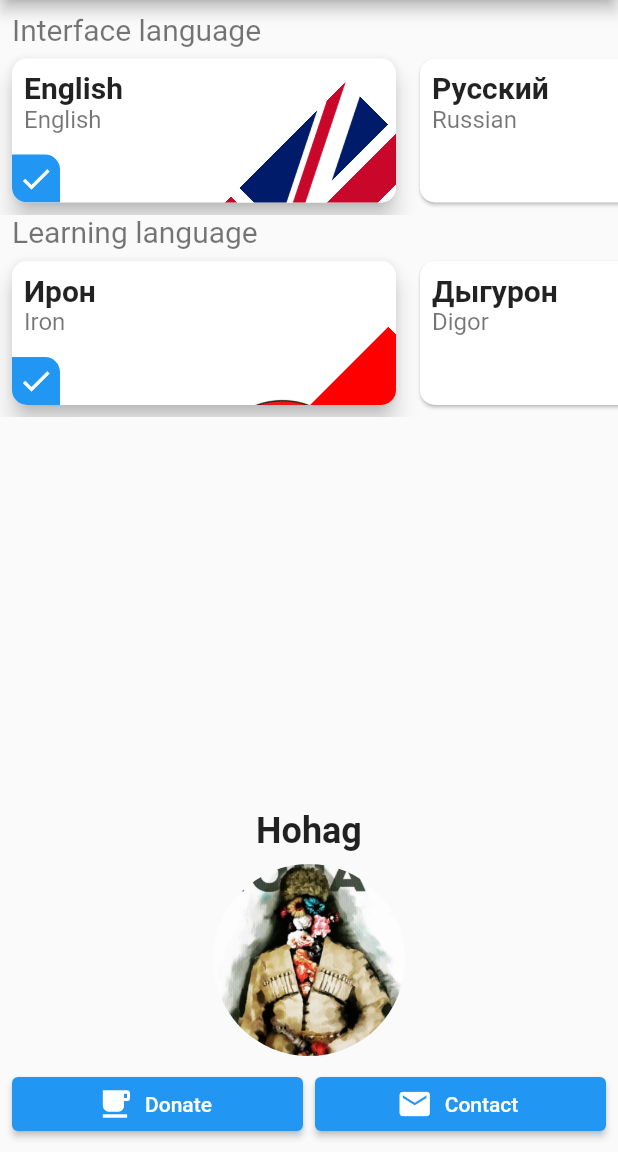
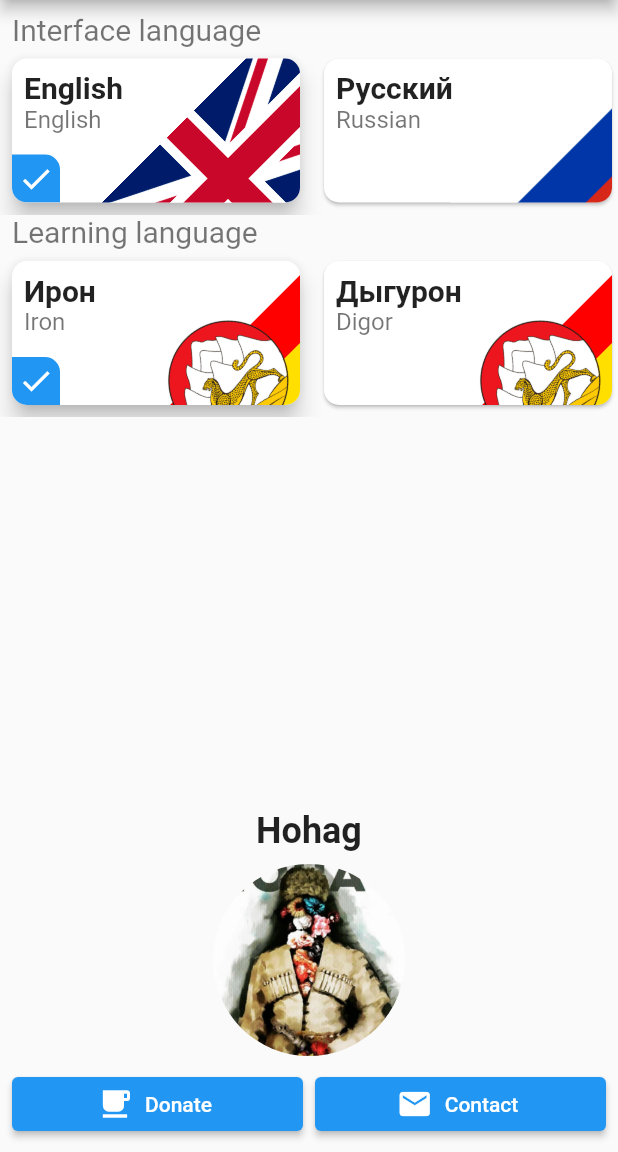
Before and after one commit to raxysstudios/avdan, a Flutter app: the screen it shows after launch, on a phone screen of 412 x 824 dp, the part 84-1236 px from its top. Run offline on Flutter 3.47's test engine with Material 2 defaults, Android fonts, the light colour scheme and no system bars; our stand-ins replace audioplayers, just_audio, shared_preferences.

Commit message:
Fix flag position

```diff
--- a/lib/widgets/language_card.dart
+++ b/lib/widgets/language_card.dart
@@ -22,15 +22,13 @@ class LanguageCard extends StatelessWidget {
       child: InkWell(
         onTap: onTap,
         child: Container(
-          width: 256,
+          width: 192,
           child: Stack(
             children: [
               Align(
                 alignment: Alignment.centerRight,
-                child: Transform.scale(
-                  scale: 1.25,
                 child: Transform.translate(
-                    offset: Offset(16, 76),
+                  offset: Offset(48, 32),
                   child: Transform.rotate(
                     angle: -pi / 4,
                     child: Image.asset(
@@ -42,7 +40,6 @@ class LanguageCard extends StatelessWidget {
                         StackTrace? stackTrace,
                       ) =>
                           Container(),
-                      ),
                     ),
                   ),
                 ),
```
Lines whose indentation alone changed are shown as unchanged.
